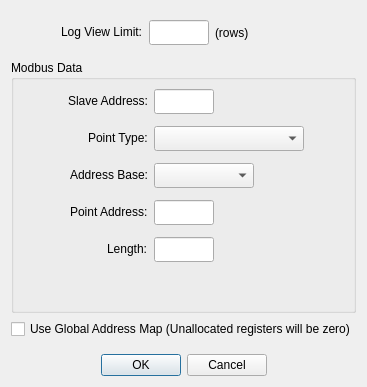
This is omodsim/dialogs/dialogdisplaydefinition.ui in sanny32/OpenModSim as Qt 5 draws it before an edit. The edited form follows.
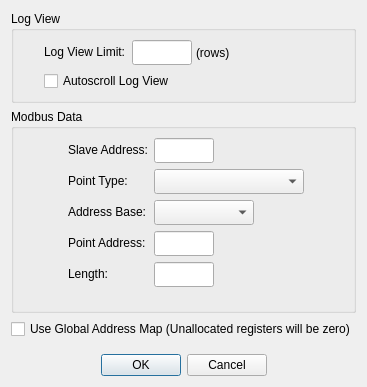
This is the edited form. Custom widgets are drawn as their Qt base class.

```diff
--- a/omodsim/dialogs/dialogdisplaydefinition.ui
+++ b/omodsim/dialogs/dialogdisplaydefinition.ui
@@ -15,24 +15,19 @@
   </property>
   <layout class="QVBoxLayout" name="verticalLayout">
    <item>
-    <layout class="QFormLayout" name="formLayout_2">
-     <property name="labelAlignment">
-      <set>Qt::AlignmentFlag::AlignRight|Qt::AlignmentFlag::AlignTrailing|Qt::AlignmentFlag::AlignVCenter</set>
+    <widget class="QGroupBox" name="groupBox_2">
+     <property name="title">
+      <string>Log View</string>
      </property>
+     <layout class="QFormLayout" name="formLayout_3">
      <property name="formAlignment">
       <set>Qt::AlignmentFlag::AlignHCenter|Qt::AlignmentFlag::AlignTop</set>
      </property>
      <property name="leftMargin">
-      <number>50</number>
-     </property>
-     <property name="topMargin">
-      <number>9</number>
+       <number>30</number>
      </property>
      <property name="rightMargin">
-      <number>9</number>
-     </property>
-     <property name="bottomMargin">
-      <number>9</number>
+       <number>30</number>
      </property>
      <item row="0" column="0">
       <widget class="QLabel" name="labelLogLimit">
@@ -42,7 +37,10 @@
       </widget>
      </item>
      <item row="0" column="1">
-      <layout class="QHBoxLayout" name="horizontalLayout_2">
+       <layout class="QHBoxLayout" name="horizontalLayout">
+        <property name="spacing">
+         <number>4</number>
+        </property>
        <item>
         <widget class="NumericLineEdit" name="lineEditLogLimit">
          <property name="sizePolicy">
@@ -72,9 +70,30 @@
          </property>
         </widget>
        </item>
-      </layout>
-     </item>
-    </layout>
+        <item>
+         <spacer name="horizontalSpacer">
+          <property name="orientation">
+           <enum>Qt::Orientation::Horizontal</enum>
+          </property>
+          <property name="sizeHint" stdset="0">
+           <size>
+            <width>40</width>
+            <height>20</height>
+           </size>
+          </property>
+         </spacer>
+        </item>
+       </layout>
+      </item>
+      <item row="3" column="0" colspan="2">
+       <widget class="QCheckBox" name="checkBoxAutoscrollLog">
+        <property name="text">
+         <string>Autoscroll Log View</string>
+        </property>
+       </widget>
+      </item>
+     </layout>
+    </widget>
    </item>
    <item>
     <widget class="QGroupBox" name="groupBox">
@@ -88,17 +107,14 @@
       <string>Modbus Data</string>
      </property>
      <layout class="QFormLayout" name="formLayout">
-      <property name="labelAlignment">
-       <set>Qt::AlignmentFlag::AlignRight|Qt::AlignmentFlag::AlignTrailing|Qt::AlignmentFlag::AlignVCenter</set>
-      </property>
       <property name="formAlignment">
        <set>Qt::AlignmentFlag::AlignHCenter|Qt::AlignmentFlag::AlignTop</set>
       </property>
-      <property name="verticalSpacing">
-       <number>12</number>
-      </property>
       <property name="leftMargin">
-       <number>9</number>
+       <number>30</number>
+      </property>
+      <property name="rightMargin">
+       <number>30</number>
       </property>
       <item row="0" column="0">
        <widget class="QLabel" name="labelSlaveAddress">
@@ -204,35 +220,35 @@
         </property>
        </widget>
       </item>
-      <item row="7" column="0">
+      <item row="5" column="1">
+       <widget class="NumericLineEdit" name="lineEditLength">
+        <property name="sizePolicy">
+         <sizepolicy hsizetype="Fixed" vsizetype="Fixed">
+          <horstretch>0</horstretch>
+          <verstretch>0</verstretch>
+         </sizepolicy>
+        </property>
+        <property name="minimumSize">
+         <size>
+          <width>0</width>
+          <height>25</height>
+         </size>
+        </property>
+        <property name="maximumSize">
+         <size>
+          <width>60</width>
+          <height>16777215</height>
+         </size>
+        </property>
+       </widget>
+      </item>
+      <item row="5" column="0">
        <widget class="QLabel" name="labelLength">
         <property name="text">
          <string>Length:</string>
         </property>
        </widget>
       </item>
-      <item row="7" column="1">
-       <widget class="NumericLineEdit" name="lineEditLength">
-        <property name="sizePolicy">
-         <sizepolicy hsizetype="Fixed" vsizetype="Fixed">
-          <horstretch>0</horstretch>
-          <verstretch>0</verstretch>
-         </sizepolicy>
-        </property>
-        <property name="minimumSize">
-         <size>
-          <width>0</width>
-          <height>25</height>
-         </size>
-        </property>
-        <property name="maximumSize">
-         <size>
-          <width>60</width>
-          <height>16777215</height>
-         </size>
-        </property>
-       </widget>
-      </item>
      </layout>
     </widget>
    </item>
```
Lines whose indentation alone changed are shown as unchanged.
